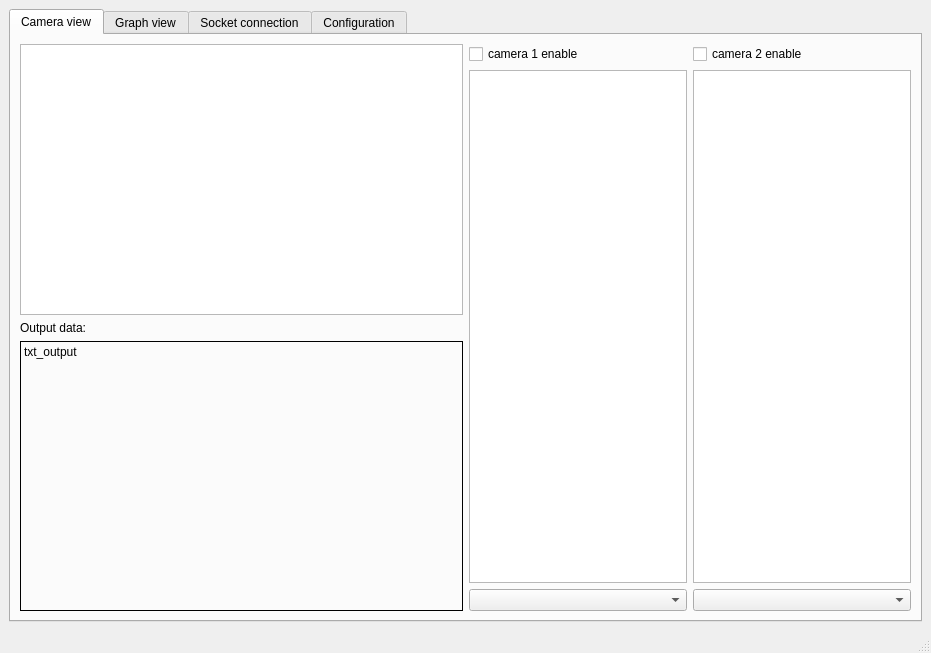
Old version of the form desktop_design.ui in the repository stokka-elebac-22/RC-Project-Autonomous-Car.
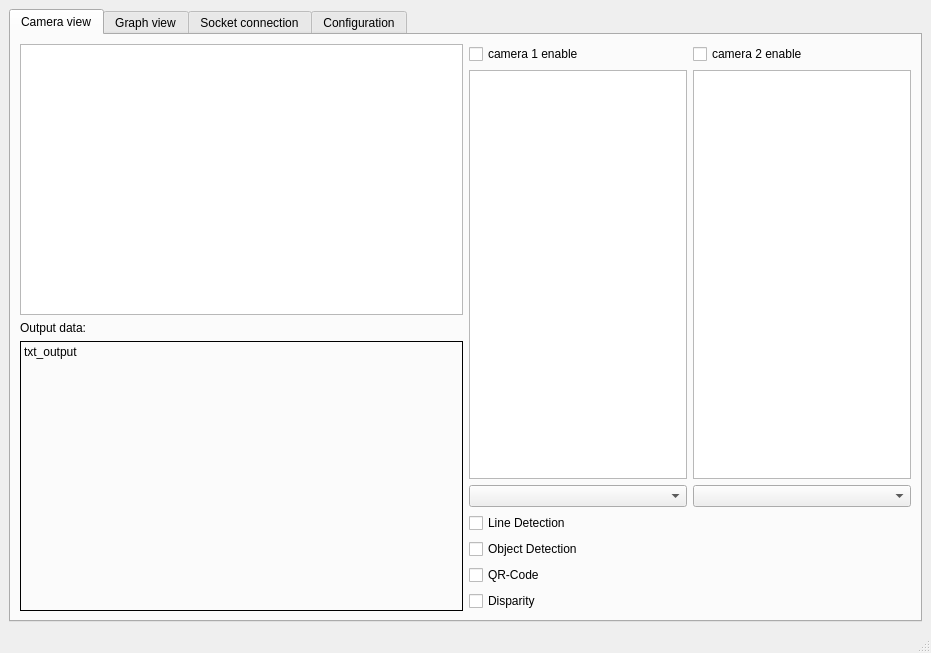
New version of the form.

Commit message: added some buttons. When the disparity button is pressed, multiple options should appear in another list view or something

What changed in the file:
```diff
--- a/desktop_design.ui
+++ b/desktop_design.ui
@@ -96,7 +96,36 @@
            </layout>
           </item>
           <item>
-           <layout class="QVBoxLayout" name="verticalLayout_3"/>
+           <layout class="QVBoxLayout" name="verticalLayout_3">
+            <item>
+             <widget class="QCheckBox" name="checkBox_2">
+              <property name="text">
+               <string>Line Detection</string>
+              </property>
+             </widget>
+            </item>
+            <item>
+             <widget class="QCheckBox" name="checkBox_3">
+              <property name="text">
+               <string>Object Detection</string>
+              </property>
+             </widget>
+            </item>
+            <item>
+             <widget class="QCheckBox" name="checkBox">
+              <property name="text">
+               <string>QR-Code</string>
+              </property>
+             </widget>
+            </item>
+            <item>
+             <widget class="QCheckBox" name="checkBox_4">
+              <property name="text">
+               <string>Disparity</string>
+              </property>
+             </widget>
+            </item>
+           </layout>
           </item>
          </layout>
         </item>
```
Left out of the diff: 2 changed lines with no effect on the pictures.
